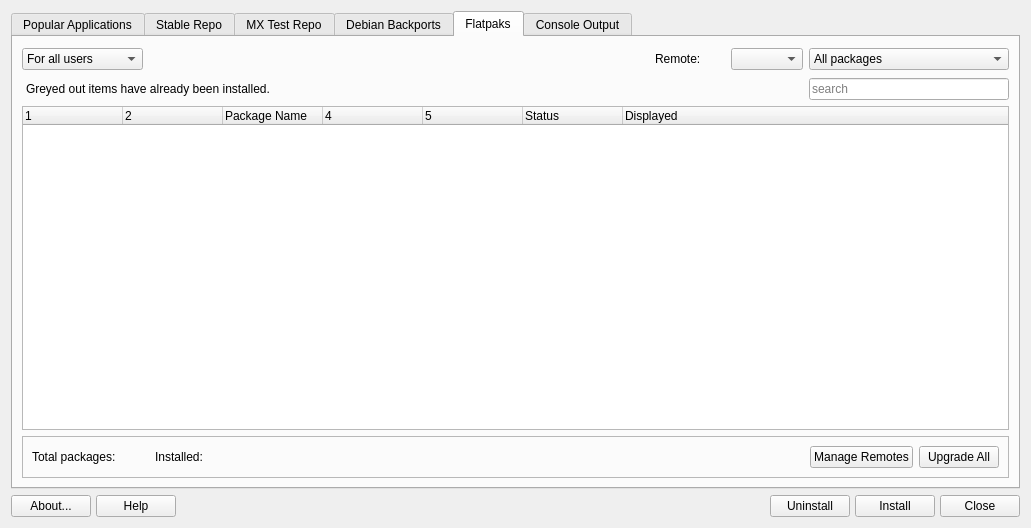
First picture: the form in mainwindow.ui, repository CachyOS/packageinstaller, before the edit.
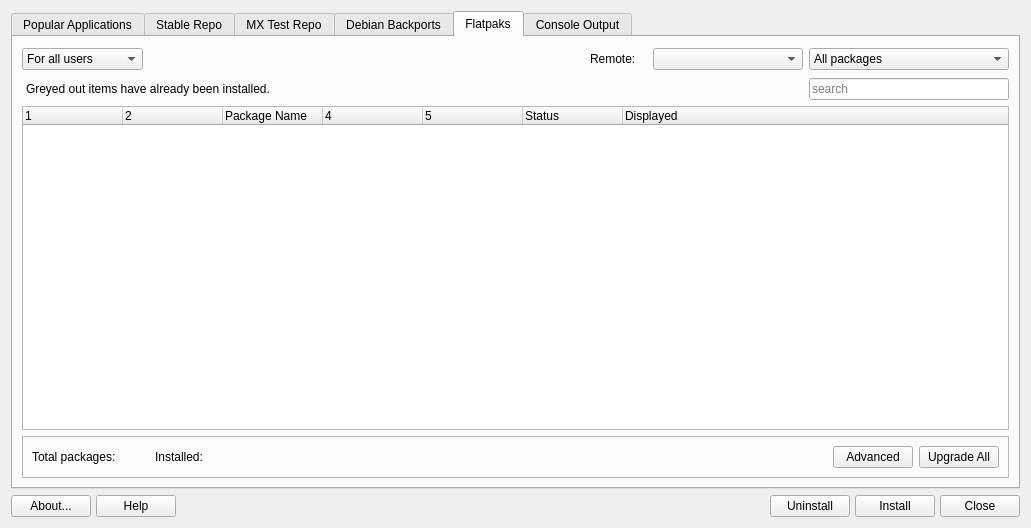
Second picture: the form after the edit. Icons and pictures are not drawn.

Patch:
```diff
--- a/mainwindow.ui
+++ b/mainwindow.ui
@@ -1339,7 +1339,7 @@
           <item row="2" column="7">
            <widget class="QPushButton" name="buttonRemotes">
             <property name="text">
-             <string>Manage Remotes</string>
+             <string>Advanced</string>
             </property>
             <property name="icon">
              <iconset theme="configure">
@@ -1384,7 +1384,14 @@
         </widget>
        </item>
        <item row="1" column="8">
-        <widget class="QComboBox" name="comboRemote"/>
+        <widget class="QComboBox" name="comboRemote">
+         <property name="minimumSize">
+          <size>
+           <width>150</width>
+           <height>0</height>
+          </size>
+         </property>
+        </widget>
        </item>
        <item row="1" column="7">
         <widget class="QLabel" name="label_9">
```
Left out of the diff: 2 changed lines with no effect on the pictures.
